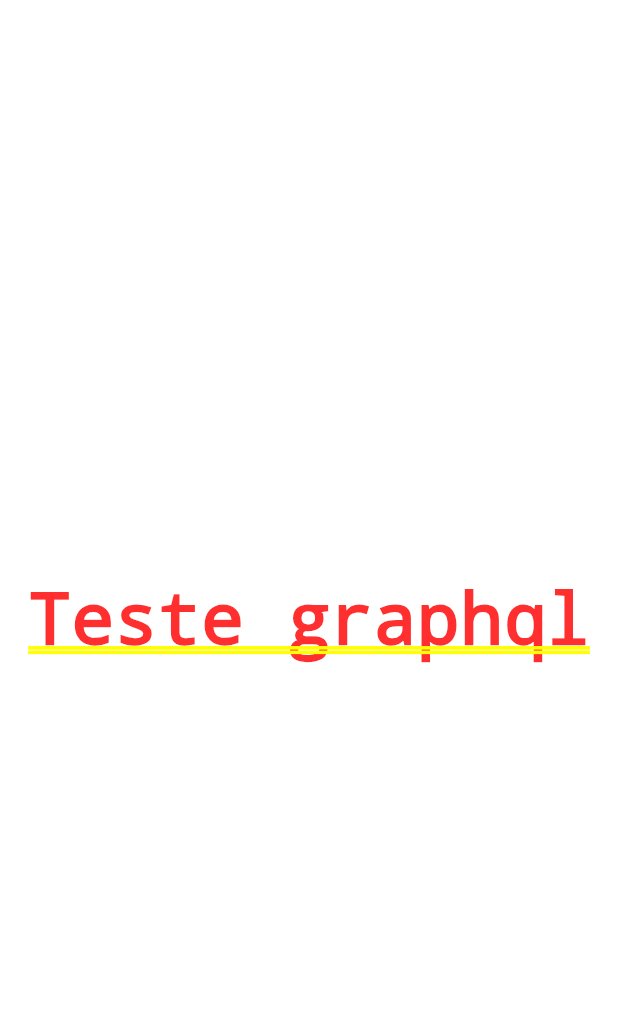
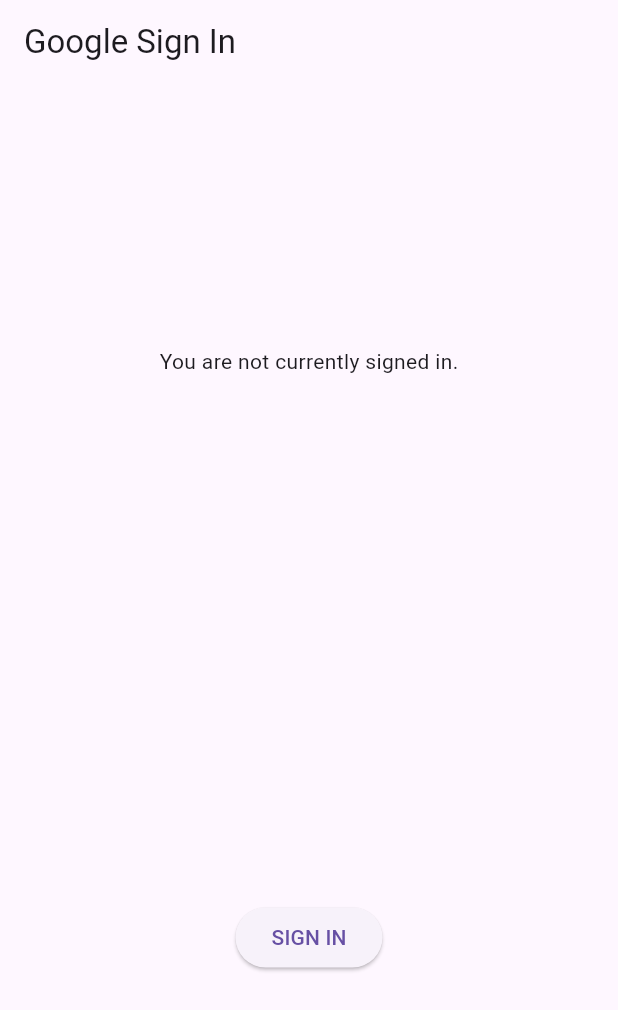
Before and after one commit to WladimirOSZ/policies, a Flutter app: the screen it shows after launch, on a phone screen of 412 x 824 dp. Shown: the top 1010 px of the screen. Run offline on Flutter 3.47's test engine with Material 3 defaults, Android fonts, the phone set to English and light mode, and no system bars; our stand-ins replace google_sign_in, graphql_flutter.

Commit message:
Basic google sign in

```diff
--- a/front/lib/main.dart
+++ b/front/lib/main.dart
@@ -1,8 +1,36 @@
 import 'package:flutter/material.dart';
 import 'package:front/graphql_service.dart';
 
+import 'dart:async';
+import 'dart:convert' show json;
+
+import 'package:flutter/foundation.dart';
+import 'package:google_sign_in/google_sign_in.dart';
+import 'package:http/http.dart' as http;
+
+import 'src/sign_in_button.dart';
+
+/// The scopes required by this application.
+// #docregion Initialize
+const List<String> scopes = <String>[
+  'email',
+];
+
+GoogleSignIn _googleSignIn = GoogleSignIn(
+  scopes: scopes,
+);
+
+// void main() {
+//   runApp(const MyApp());
+// }
+
 void main() {
-  runApp(const MyApp());
+  runApp(
+    const MaterialApp(
+      title: 'Google Sign In',
+      home: SignInDemo(),
+    ),
+  );
 }
 
 class MyApp extends StatelessWidget {
@@ -46,3 +74,152 @@ class _MyHomePageState extends State<MyHomePage> {
     );
   }
 }
+
+/// The SignInDemo app.
+class SignInDemo extends StatefulWidget {
+  ///
+  const SignInDemo({super.key});
+
+  @override
+  State createState() => _SignInDemoState();
+}
+
+class _SignInDemoState extends State<SignInDemo> {
+  GoogleSignInAccount? _currentUser;
+  bool _isAuthorized = false; // has granted permissions?
+  String _contactText = '';
+
+  @override
+  void initState() {
+    super.initState();
+
+    _googleSignIn.onCurrentUserChanged
+        .listen((GoogleSignInAccount? account) async {
+      // #docregion CanAccessScopes
+      // In mobile, being authenticated means being authorized...
+      bool isAuthorized = account != null;
+      // However, on web...
+      if (kIsWeb && account != null) {
+        isAuthorized = await _googleSignIn.canAccessScopes(scopes);
+      }
+      // #enddocregion CanAccessScopes
+
+      setState(() {
+        _currentUser = account;
+        _isAuthorized = isAuthorized;
+      });
+
+      // Now that we know that the user can access the required scopes, the app
+      // can call the REST API.
+      if (isAuthorized) {}
+    });
+
+    // In the web, _googleSignIn.signInSilently() triggers the One Tap UX.
+    //
+    // It is recommended by Google Identity Services to render both the One Tap UX
+    // and the Google Sign In button together to "reduce friction and improve
+    // sign-in rates" ([docs](https://developers.google.com/identity/gsi/web/guides/display-button#html)).
+    _googleSignIn.signInSilently();
+  }
+
+  // This is the on-click handler for the Sign In button that is rendered by Flutter.
+  //
+  // On the web, the on-click handler of the Sign In button is owned by the JS
+  // SDK, so this method can be considered mobile only.
+  // #docregion SignIn
+  Future<void> _handleSignIn() async {
+    try {
+      await _googleSignIn.signIn();
+    } catch (error) {
+      print(error);
+    }
+  }
+  // #enddocregion SignIn
+
+  // Prompts the user to authorize `scopes`.
+  //
+  // This action is **required** in platforms that don't perform Authentication
+  // and Authorization at the same time (like the web).
+  //
+  // On the web, this must be called from an user interaction (button click).
+  // #docregion RequestScopes
+  Future<void> _handleAuthorizeScopes() async {
+    final bool isAuthorized = await _googleSignIn.requestScopes(scopes);
+    // #enddocregion RequestScopes
+    setState(() {
+      _isAuthorized = isAuthorized;
+    });
+    // #docregion RequestScopes
+    if (isAuthorized) {}
+    // #enddocregion RequestScopes
+  }
+
+  Future<void> _handleSignOut() => _googleSignIn.disconnect();
+
+  Widget _buildBody() {
+    final GoogleSignInAccount? user = _currentUser;
+    print(user);
+    if (user != null) {
+      // The user is Authenticated
+      return Column(
+        mainAxisAlignment: MainAxisAlignment.spaceAround,
+        children: <Widget>[
+          ListTile(
+            leading: GoogleUserCircleAvatar(
+              identity: user,
+            ),
+            title: Text(user.displayName ?? ''),
+            subtitle: Text(user.email),
+          ),
+          const Text('Signed in successfully.'),
+          if (_isAuthorized) ...<Widget>[
+            // The user has Authorized all required scopes
+            Text(_contactText),
+            ElevatedButton(
+              child: const Text('REFRESH'),
+              onPressed: () => {},
+            ),
+          ],
+          if (!_isAuthorized) ...<Widget>[
+            // The user has NOT Authorized all required scopes.
+            // (Mobile users may never see this button!)
+            const Text('Additional permissions needed to read your contacts.'),
+            ElevatedButton(
+              onPressed: _handleAuthorizeScopes,
+              child: const Text('REQUEST PERMISSIONS'),
+            ),
+          ],
+          ElevatedButton(
+            onPressed: _handleSignOut,
+            child: const Text('SIGN OUT'),
+          ),
+        ],
+      );
+    } else {
+      // The user is NOT Authenticated
+      return Column(
+        mainAxisAlignment: MainAxisAlignment.spaceAround,
+        children: <Widget>[
+          const Text('You are not currently signed in.'),
+          // This method is used to separate mobile from web code with conditional exports.
+          // See: src/sign_in_button.dart
+          buildSignInButton(
+            onPressed: _handleSignIn,
+          ),
+        ],
+      );
+    }
+  }
+
+  @override
+  Widget build(BuildContext context) {
+    return Scaffold(
+        appBar: AppBar(
+          title: const Text('Google Sign In'),
+        ),
+        body: ConstrainedBox(
+          constraints: const BoxConstraints.expand(),
+          child: _buildBody(),
+        ));
+  }
+}
--- /dev/null
+++ b/front/lib/src/sign_in_button.dart
@@ -0,0 +1,6 @@
+// Copyright 2013 The Flutter Authors. All rights reserved.
+// Use of this source code is governed by a BSD-style license that can be
+// found in the LICENSE file.
+
+export 'sign_in_button/stub.dart'
+    if (dart.library.io) 'sign_in_button/mobile.dart';
--- /dev/null
+++ b/front/lib/src/sign_in_button/mobile.dart
@@ -0,0 +1,15 @@
+// Copyright 2013 The Flutter Authors. All rights reserved.
+// Use of this source code is governed by a BSD-style license that can be
+// found in the LICENSE file.
+
+import 'package:flutter/material.dart';
+
+import 'stub.dart';
+
+/// Renders a SIGN IN button that calls `handleSignIn` onclick.
+Widget buildSignInButton({HandleSignInFn? onPressed}) {
+  return ElevatedButton(
+    onPressed: onPressed,
+    child: const Text('SIGN IN'),
+  );
+}
--- /dev/null
+++ b/front/lib/src/sign_in_button/sign_in_button.dart
@@ -0,0 +1,7 @@
+// Copyright 2013 The Flutter Authors. All rights reserved.
+// Use of this source code is governed by a BSD-style license that can be
+// found in the LICENSE file.
+
+export 'stub.dart'
+    if (dart.library.js_util) 'sign_in_button/web.dart'
+    if (dart.library.io) 'sign_in_button/mobile.dart';
--- a/front/pubspec.yaml
+++ b/front/pubspec.yaml
@@ -38,6 +38,8 @@ dependencies:
   # Use with the CupertinoIcons class for iOS style icons.
   cupertino_icons: ^1.0.2
   graphql_flutter: ^5.1.2
+  google_sign_in: ^6.2.1
+  http: ^0.13.6
 
 dev_dependencies:
   flutter_test:
```
Also changed, not shown: front/lib/src/sign_in_button/stub.dart (added, +15 -0 lines), front/pubspec.lock, 5 other files.
